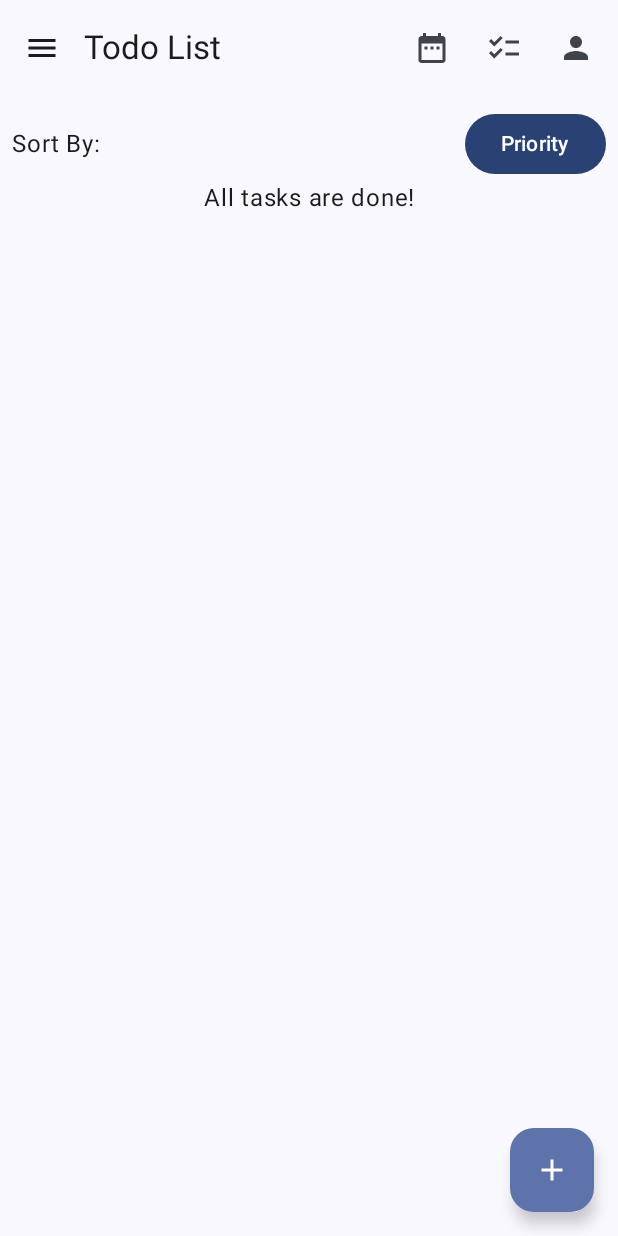
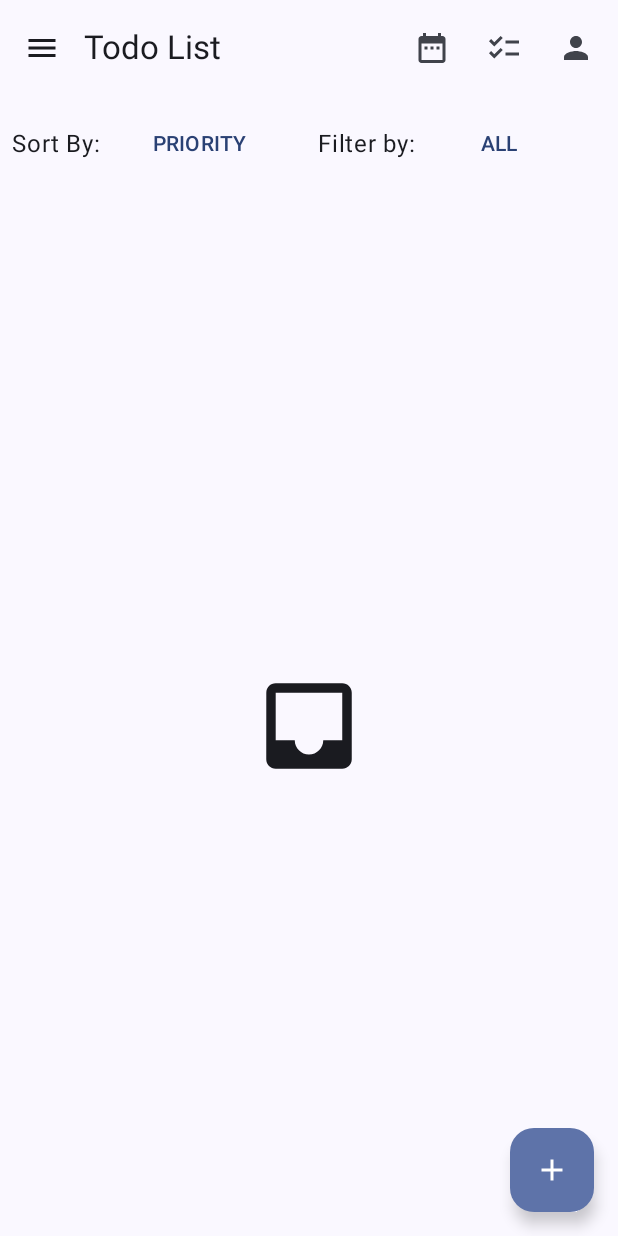
Before and after one commit to kmatijev/DidIt, an Android app built with Jetpack Compose: the TodoListPage screen opened through its navigation route, on a phone screen of 412 x 824 dp. Run offline under Robolectric (Android 15) with nearby library versions, the phone set to English and light mode, and no system bars; our stand-ins replace Firebase (no records; nobody signed in at launch, a user with empty details on screens opened directly), Room's generated code, livedata-compose.

Commit message:
FEAT: Implemented filtering.

```diff
--- a/app/src/main/java/com/example/didit/AuthViewModel.kt
+++ b/app/src/main/java/com/example/didit/AuthViewModel.kt
@@ -122,6 +122,5 @@ sealed class AuthState {
     data object Loading : AuthState()
     data object Success : AuthState()
     data object PasswordReset : AuthState()
-    data object PasswordResetError : AuthState()
     data class Error(val message: String) : AuthState()
 }
--- a/app/src/main/java/com/example/didit/MainActivity.kt
+++ b/app/src/main/java/com/example/didit/MainActivity.kt
@@ -25,7 +25,6 @@ import com.google.firebase.FirebaseApp
 class MainActivity : ComponentActivity() {
 
     private lateinit var todoViewModel: TodoViewModel
-    //private lateinit var authViewModel: AuthViewModel
 
     override fun onCreate(savedInstanceState: Bundle?) {
         super.onCreate(savedInstanceState)
--- a/app/src/main/java/com/example/didit/Todo.kt
+++ b/app/src/main/java/com/example/didit/Todo.kt
@@ -11,7 +11,7 @@ enum class Priority(val sortOrder: Int) {
 }
 
 enum class Category {
-    JOB, PERSONAL, HOBBIES, OTHERS
+    JOB, PERSONAL, HOBBIES, OTHERS, ALL
 }
 
 // Enum class for sorting options
--- a/app/src/main/java/com/example/didit/TodoListPage.kt
+++ b/app/src/main/java/com/example/didit/TodoListPage.kt
@@ -2,6 +2,7 @@ package com.example.didit
 
 import android.app.DatePickerDialog
 import android.app.TimePickerDialog
+import android.util.Log
 import androidx.compose.foundation.background
 import androidx.compose.foundation.layout.Arrangement
 import androidx.compose.foundation.layout.Box
@@ -11,9 +12,12 @@ import androidx.compose.foundation.layout.Row
 import androidx.compose.foundation.layout.Spacer
 import androidx.compose.foundation.layout.defaultMinSize
 import androidx.compose.foundation.layout.fillMaxHeight
+import androidx.compose.foundation.layout.fillMaxSize
 import androidx.compose.foundation.layout.fillMaxWidth
 import androidx.compose.foundation.layout.height
 import androidx.compose.foundation.layout.padding
+import androidx.compose.foundation.layout.size
+import androidx.compose.foundation.layout.width
 import androidx.compose.foundation.lazy.LazyColumn
 import androidx.compose.foundation.lazy.itemsIndexed
 import androidx.compose.foundation.shape.RoundedCornerShape
@@ -35,6 +39,7 @@ import androidx.compose.material3.Scaffold
 import androidx.compose.material3.SnackbarHost
 import androidx.compose.material3.SnackbarHostState
 import androidx.compose.material3.Text
+import androidx.compose.material3.TextButton
 import androidx.compose.material3.TopAppBar
 import androidx.compose.runtime.Composable
 import androidx.compose.runtime.LaunchedEffect
@@ -46,6 +51,7 @@ import androidx.compose.runtime.setValue
 import androidx.compose.ui.Alignment
 import androidx.compose.ui.Modifier
 import androidx.compose.ui.draw.clip
+import androidx.compose.ui.focus.focusModifier
 import androidx.compose.ui.graphics.Color
 import androidx.compose.ui.res.painterResource
 import androidx.compose.ui.text.style.TextAlign
@@ -99,14 +105,33 @@ fun TodoListPage(
     val activeTasks by viewModel.activeTasks.observeAsState(emptyList())
 
     // Sorting state
-    var selectedSortOption by remember { mutableStateOf(SortOption.BY_PRIORITY) } // Default sort option
-    var isDropdownExpanded by remember { mutableStateOf(false) } // For controlling the dropdown visibility
+    var selectedSortOption by remember { mutableStateOf(SortOption.BY_PRIORITY) } // Default sort option4
+    var selectedFilterOption by remember { mutableStateOf(Category.ALL) } // Default sort option
+    var isSortingDropdownExpanded by remember { mutableStateOf(false) } // For controlling the dropdown visibility
+    var isFilteringDropdownExpanded by remember { mutableStateOf(false) } // For controlling the dropdown visibility
+
+    val categories = listOf(
+        Category.ALL,
+        Category.JOB,
+        Category.PERSONAL,
+        Category.HOBBIES,
+        Category.OTHERS)
+
 
     // Function to sort the list based on the selected option
     val sortedTodoList = when (selectedSortOption) {
         SortOption.BY_REMINDER -> activeTasks.sortedBy { it.reminderDate }
         SortOption.BY_CATEGORY -> activeTasks.sortedBy { it.category.name }
         SortOption.BY_PRIORITY -> activeTasks.sortedBy { it.priority.sortOrder }
+    }
+
+    val filteredTodoList = remember(selectedFilterOption, sortedTodoList) {
+        if (selectedFilterOption == Category.ALL) sortedTodoList
+        else
+        {
+            Log.d("TodoListPage", "Filtering by $selectedFilterOption")
+            sortedTodoList.filter { it.category == selectedFilterOption }
+        }
     }
 
     // Snackbar host state
@@ -144,55 +169,91 @@ fun TodoListPage(
                     .padding(paddingValues)
                     .padding(8.dp)
             ) {
-                // Sorting Dropdown Trigger
+
                 Row(
                     modifier = Modifier.fillMaxWidth(),
                     horizontalArrangement = Arrangement.SpaceBetween,
                     verticalAlignment = Alignment.CenterVertically
                 ) {
                     Text("Sort By:")
-                    Box {
-                        Button(onClick = { isDropdownExpanded = true }) {
+                    Box(
+                        modifier = Modifier.width(100.dp)
+                    ) {
+                        TextButton(onClick = { isSortingDropdownExpanded = true }) {
                             Text(text = when (selectedSortOption) {
-                                SortOption.BY_PRIORITY -> "Priority"
-                                SortOption.BY_CATEGORY -> "Category"
-                                SortOption.BY_REMINDER -> "Reminder Time"
-                            })
+                                SortOption.BY_PRIORITY -> "PRIORITY"
+                                SortOption.BY_CATEGORY -> "CATEGORY"
+                                SortOption.BY_REMINDER -> "REMINDER"
+                            },
+                                maxLines = 1, // Ensures single-line text
+                                textAlign = TextAlign.Center)// Center-align text
                         }
                         DropdownMenu(
-                            expanded = isDropdownExpanded,
-                            onDismissRequest = { isDropdownExpanded = false }
+                            expanded = isSortingDropdownExpanded,
+                            onDismissRequest = { isSortingDropdownExpanded = false }
                         ) {
                             DropdownMenuItem(
-                                text = { Text("Priority") },
+                                text = { Text("PRIORITY") },
                                 onClick = {
                                     selectedSortOption = SortOption.BY_PRIORITY
-                                    isDropdownExpanded = false
+                                    isSortingDropdownExpanded = false
                                 }
                             )
                             DropdownMenuItem(
-                                text = { Text("Category") },
+                                text = { Text("CATEGORY") },
                                 onClick = {
                                     selectedSortOption = SortOption.BY_CATEGORY
-                                    isDropdownExpanded = false
+                                    isSortingDropdownExpanded = false
                                 }
                             )
                             DropdownMenuItem(
-                                text = { Text("Reminder Time") },
+                                text = { Text("REMINDER TIME") },
                                 onClick = {
                                     selectedSortOption = SortOption.BY_REMINDER
-                                    isDropdownExpanded = false
+                                    isSortingDropdownExpanded = false
                                 }
                             )
+                        }
+                    }
+
+                    //Spacer(modifier = Modifier.width(16.dp))
+
+                    Text(text = "Filter by: ")
+
+                    Box(
+                        modifier = Modifier.width(100.dp)
+                    ){
+                        TextButton(
+                            onClick = { isFilteringDropdownExpanded = true },
+                        ) {
+                            Text(text = selectedFilterOption.name)
+                        }
+
+                        DropdownMenu(
+                            expanded = isFilteringDropdownExpanded,
+                            onDismissRequest = { isFilteringDropdownExpanded = false },
+                        ) {
+                            categories.forEach { category ->
+                                DropdownMenuItem(
+                                    text = { Text(
+                                        category.name,
+                                        maxLines = 1, // Ensures single-line text
+                                        textAlign = TextAlign.Center) },
+                                    onClick = {
+                                        selectedFilterOption = category
+                                        isFilteringDropdownExpanded = false
+                                    }
+                                )
+                            }
                         }
                     }
                 }
 
                 // Display tasks
-                if (sortedTodoList.isNotEmpty()) {
+                if (filteredTodoList.isNotEmpty()) {
                     LazyColumn(
                         content = {
-                            itemsIndexed(sortedTodoList) { _: Int, item: Todo ->
+                            itemsIndexed(filteredTodoList) { _: Int, item: Todo ->
                                 TodoItem(
                                     item = item,
                                     onDelete = {
@@ -207,11 +268,19 @@ fun TodoListPage(
                         }
                     )
                 } else {
-                    Text(
-                        modifier = Modifier.fillMaxWidth(),
-                        textAlign = TextAlign.Center,
-                        text = "All tasks are done!"
-                    )
+                    Spacer(modifier = Modifier.height(32.dp))
+                    Box(
+                        modifier = Modifier
+                            .fillMaxSize() // Fills the screen
+                            .padding(16.dp), // Optional: Adds some padding around the icon
+                        contentAlignment = Alignment.Center // Centers the icon in the middle
+                    ) {
+                        Icon(
+                            painter = painterResource(id = R.drawable.baseline_inbox_24),
+                            contentDescription = "No tasks to display",
+                            modifier = Modifier.size(76.dp).align(Alignment.Center),
+                        )
+                    }
                 }
             }
         }
--- a/app/src/main/java/com/example/didit/TodoViewModel.kt
+++ b/app/src/main/java/com/example/didit/TodoViewModel.kt
@@ -34,9 +34,6 @@ class TodoViewModel(application: Application, private val authViewModel: AuthVie
     private val _isDarkMode = MutableStateFlow(preferencesManager.getThemePreference())
     val isDarkMode: StateFlow<Boolean> = _isDarkMode
 
-    //private val _sortOption = MutableLiveData(SortOption.BY_PRIORITY) // Default sorting option
-    //private val sortOption: LiveData<SortOption> = _sortOption
-
     private val _todoList = MediatorLiveData<List<Todo>>()
     var allTodos: LiveData<List<Todo>> = _todoList
 
@@ -67,7 +64,7 @@ class TodoViewModel(application: Application, private val authViewModel: AuthVie
     }
 
     fun fetchTodosForUser(userId: String) {
-        val userTodos = todoDao.getAllTodosSortedByPriority(userId)
+        val userTodos = todoDao.getAllTodos(userId)
         Log.d("TodoViewModel", "Fetching todos for user: $userId")
         _todoList.addSource(userTodos) { todos ->
             _todoList.value = todos
--- /dev/null
+++ b/app/src/main/res/drawable/baseline_inbox_24.xml
@@ -0,0 +1,5 @@
+<vector xmlns:android="http://schemas.android.com/apk/res/android" android:height="24dp" android:tint="#000000" android:viewportHeight="24" android:viewportWidth="24" android:width="24dp">
+
+    <path android:fillColor="@android:color/white" android:pathData="M19,3L4.99,3c-1.11,0 -1.98,0.89 -1.98,2L3,19c0,1.1 0.88,2 1.99,2L19,21c1.1,0 2,-0.9 2,-2L21,5c0,-1.11 -0.9,-2 -2,-2zM19,15h-4c0,1.66 -1.35,3 -3,3s-3,-1.34 -3,-3L4.99,15L4.99,5L19,5v10z"/>
+
+</vector>
```
Also changed, not shown: app/src/main/java/com/example/didit/db/TodoDao.kt (+10 -6 lines).
